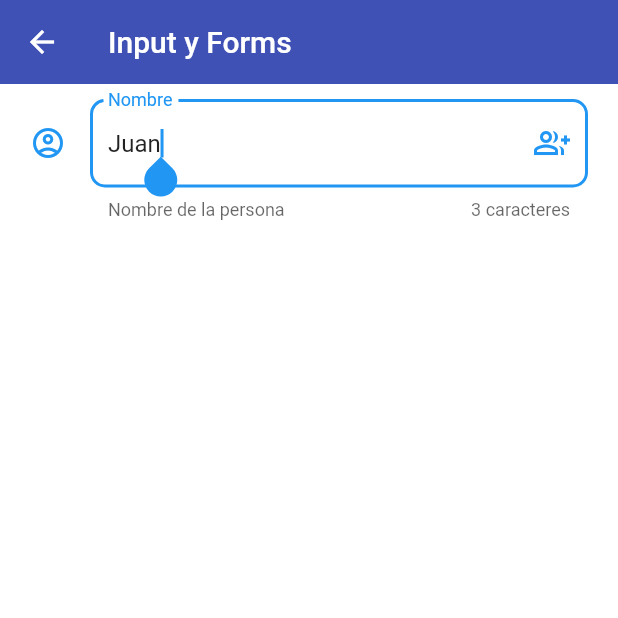
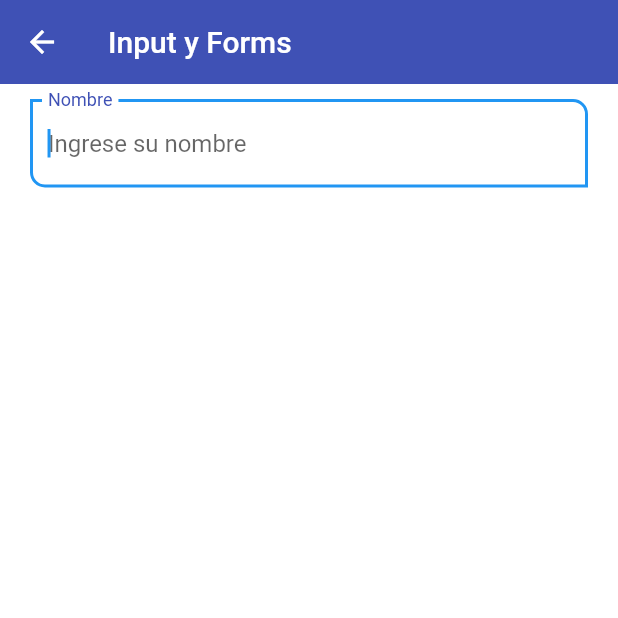
Before and after one commit to Turyfay/app-components-flutter, a Flutter app: the InputScreen screen opened by its route, on a phone screen of 412 x 824 dp, the top half of it. Run offline on Flutter 3.47's test engine with Material 2 defaults, Android fonts, the phone set to English and light mode, and no system bars.

Commit message:
Centralizar el estilo de los inputs y crear un custom input

```diff
--- a/lib/screens/inputs_screen.dart
+++ b/lib/screens/inputs_screen.dart
@@ -1,3 +1,4 @@
+import 'package:app_components/widgets/widgets.dart';
 import 'package:flutter/material.dart';
 
 class InputScreen extends StatelessWidget {
@@ -13,32 +14,11 @@ class InputScreen extends StatelessWidget {
           child: Padding(
             padding: const EdgeInsets.symmetric(horizontal: 20.0, vertical: 10),
             child: Column(
-              children: [
-                TextFormField(
-                  decoration: InputDecoration(
-                    labelText: 'Nombre',
-                    helperText: 'Nombre de la persona',
-                    hintText: 'ingrese su nombre',
-                    counterText: '3 caracteres',
-                    suffixIcon: const Icon(Icons.group_add_outlined),
-                    //prefixIcon: Icon(Icons.account_circle_outlined),
-                    icon: const Icon(Icons.account_circle_outlined),
-                    border: OutlineInputBorder(
-                      borderRadius: BorderRadius.circular(10),
-                    ),
-                  ),
-                  keyboardType: TextInputType.text,
-                  textCapitalization: TextCapitalization.words,
-                  autocorrect: true,
-                  autofocus: true,
-                  initialValue: 'Juan',
-                  autovalidateMode: AutovalidateMode.onUserInteraction,
-                  validator: (value) {
-                    if (value == null) {
-                      return 'El nombre es requerido';
-                    }
-                    return value.length < 3 ? 'El nombre es muy corto' : null;
-                  },
+              children: const [
+                CustomInputField(
+                  labelText: 'Nombre',
+                  hintText: 'Ingrese su nombre',
+                  inputType: TextInputType.text,
                 ),
               ],
             ),
--- a/lib/theme/app_theme.dart
+++ b/lib/theme/app_theme.dart
@@ -5,7 +5,7 @@ class AppTheme {
 
   static const Color secundaryColor = Colors.red;
 
-  static final ThemeData lightTheme = ThemeData(
+  static late final ThemeData lightTheme = ThemeData(
     primaryColor: primaryColor,
     scaffoldBackgroundColor: Colors.white,
     elevatedButtonTheme: ElevatedButtonThemeData(
@@ -25,5 +25,31 @@ class AppTheme {
       elevation: 0,
       //iconTheme: IconThemeData(color: Colors.red),
     ),
+
+    //InputDecorationTheme
+    inputDecorationTheme: const InputDecorationTheme(
+      floatingLabelStyle: TextStyle(color: primaryColor),
+      labelStyle: TextStyle(color: Colors.black),
+      /*  enabledBorder: OutlineInputBorder(
+        borderSide: BorderSide(color: primaryColor),
+        borderRadius: BorderRadius.only(
+          topRight: Radius.circular(10),
+          bottomLeft: Radius.circular(10),
+        ),
+      ), */
+      /* focusedBorder: OutlineInputBorder(
+        borderSide: BorderSide(color: primaryColor),
+        borderRadius: BorderRadius.only(
+          topRight: Radius.circular(10),
+          bottomLeft: Radius.circular(10),
+        ),
+      ), */
+      border: OutlineInputBorder(
+        borderRadius: BorderRadius.only(
+          topRight: Radius.circular(10),
+          bottomLeft: Radius.circular(10),
+        ),
+      ),
+    ),
   );
 }
--- /dev/null
+++ b/lib/widgets/custom_input_field.dart
@@ -0,0 +1,51 @@
+import 'package:flutter/material.dart';
+
+class CustomInputField extends StatelessWidget {
+  final String? labelText;
+  final String? helperText;
+  final String? hintText;
+  final IconData? icon;
+  final IconData? suffixIcon;
+  final String? countetText;
+  final String? initialValue;
+  final TextInputType inputType;
+
+  const CustomInputField({
+    Key? key,
+    this.labelText,
+    this.helperText,
+    this.hintText,
+    this.icon,
+    this.suffixIcon,
+    this.countetText,
+    this.initialValue,
+    required this.inputType,
+  }) : super(key: key);
+
+  @override
+  Widget build(BuildContext context) {
+    return TextFormField(
+      decoration: InputDecoration(
+        labelText: labelText,
+        helperText: helperText,
+        hintText: hintText,
+        counterText: countetText,
+        suffixIcon: suffixIcon == null ? null : Icon(suffixIcon),
+        //prefixIcon: Icon(Icons.account_circle_outlined),
+        icon: icon == null ? null : Icon(icon),
+      ),
+      keyboardType: inputType,
+      textCapitalization: TextCapitalization.words,
+      autocorrect: true,
+      autofocus: true,
+      initialValue: initialValue,
+      autovalidateMode: AutovalidateMode.onUserInteraction,
+      validator: (value) {
+        if (value == null) {
+          return 'El nombre es requerido';
+        }
+        return value.length < 3 ? 'El nombre es muy corto' : null;
+      },
+    );
+  }
+}
--- a/lib/widgets/widgets.dart
+++ b/lib/widgets/widgets.dart
@@ -1,2 +1,3 @@
 export 'package:app_components/widgets/custom_card.dart';
 export 'package:app_components/widgets/custom_card_img.dart';
+export 'package:app_components/widgets/custom_input_field.dart';
```
